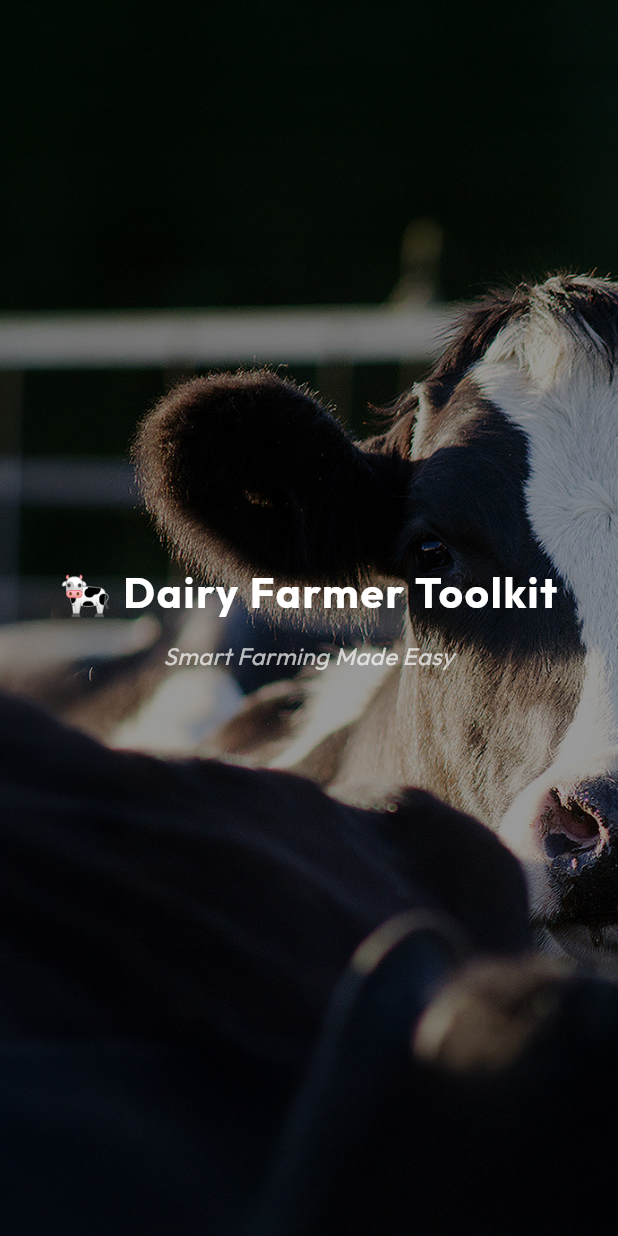
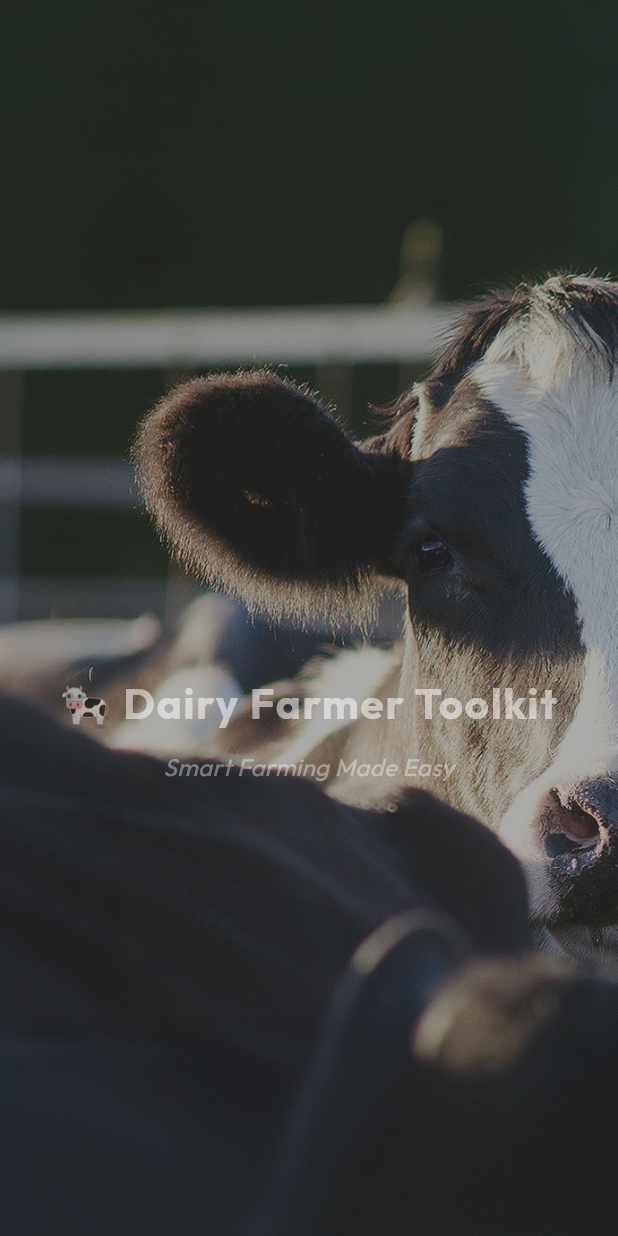
Before and after one commit to muchirimorris/Dairy-Farmer-Toolkit, a Flutter app: the first screen one second after launch, on a phone screen of 412 x 824 dp. Run offline on Flutter 3.47's test engine with Material 3 defaults, Android fonts, the phone set to English and light mode, and no system bars; our stand-ins replace firebase_core, google_fonts, hive, hive_flutter, image_picker, shared_preferences; accounts and stored records are empty.

Commit message:
splash screen

```diff
--- a/frontend/lib/src/screens/components/splash_screen.dart
+++ b/frontend/lib/src/screens/components/splash_screen.dart
@@ -1,7 +1,48 @@
 import 'package:flutter/material.dart';
 
-class SplashScreen extends StatelessWidget {
+class SplashScreen extends StatefulWidget {
   const SplashScreen({super.key});
+
+  @override
+  State<SplashScreen> createState() => _SplashScreenState();
+}
+
+class _SplashScreenState extends State<SplashScreen> with SingleTickerProviderStateMixin {
+  late AnimationController _controller;
+  late Animation<double> _fadeAnimation;
+  late Animation<Offset> _slideAnimation;
+
+  @override
+  void initState() {
+    super.initState();
+    _controller = AnimationController(
+      vsync: this,
+      duration: const Duration(milliseconds: 1500),
+    );
+
+    _fadeAnimation = Tween<double>(begin: 0.0, end: 1.0).animate(
+      CurvedAnimation(
+        parent: _controller,
+        curve: const Interval(0.0, 0.6, curve: Curves.easeIn),
+      ),
+    );
+
+    _slideAnimation = Tween<Offset>(begin: const Offset(0, 0.2), end: Offset.zero).animate(
+      CurvedAnimation(
+        parent: _controller,
+        curve: const Interval(0.4, 1.0, curve: Curves.easeOutCubic),
+      ),
+    );
+
+    // Start the animation
+    _controller.forward();
+  }
+
+  @override
+  void dispose() {
+    _controller.dispose();
+    super.dispose();
+  }
 
   @override
   Widget build(BuildContext context) {
@@ -9,19 +50,29 @@ class SplashScreen extends StatelessWidget {
       body: Stack(
         fit: StackFit.expand,
         children: [
-          // Fullscreen Background Image
-          const Image(
+          // Fullscreen Background Image with Fade
+          FadeTransition(
+            opacity: _fadeAnimation,
+            child: const Image(
               image: AssetImage(
                 "assets/images/cow.png",
-            ), // 👈 replace with your background image
+              ),
               fit: BoxFit.cover,
+            ),
           ),
 
           // Dark overlay for better text visibility
-          Container(color: Colors.black.withValues(alpha: 0.4)),
+          FadeTransition(
+            opacity: _fadeAnimation,
+            child: Container(color: Colors.black.withValues(alpha: 0.4)),
+          ),
 
-          // Foreground Texts
+          // Foreground Texts with Slide and Fade
           Center(
+            child: SlideTransition(
+              position: _slideAnimation,
+              child: FadeTransition(
+                opacity: _controller, // Fades in slightly later due to interval if we used a separate fade, but using controller makes it fade with slide
                 child: Column(
                   mainAxisAlignment: MainAxisAlignment.center,
                   children: [
@@ -35,8 +86,8 @@ class SplashScreen extends StatelessWidget {
                       ),
                       textAlign: TextAlign.center,
                     ),
-                SizedBox(height: 10),
-                Text(
+                    const SizedBox(height: 10),
+                    const Text(
                       "Smart Farming Made Easy",
                       style: TextStyle(
                         color: Colors.white70,
@@ -48,6 +99,8 @@ class SplashScreen extends StatelessWidget {
                   ],
                 ),
               ),
+            ),
+          ),
         ],
       ),
     );
```
Lines whose indentation alone changed are shown as unchanged.
